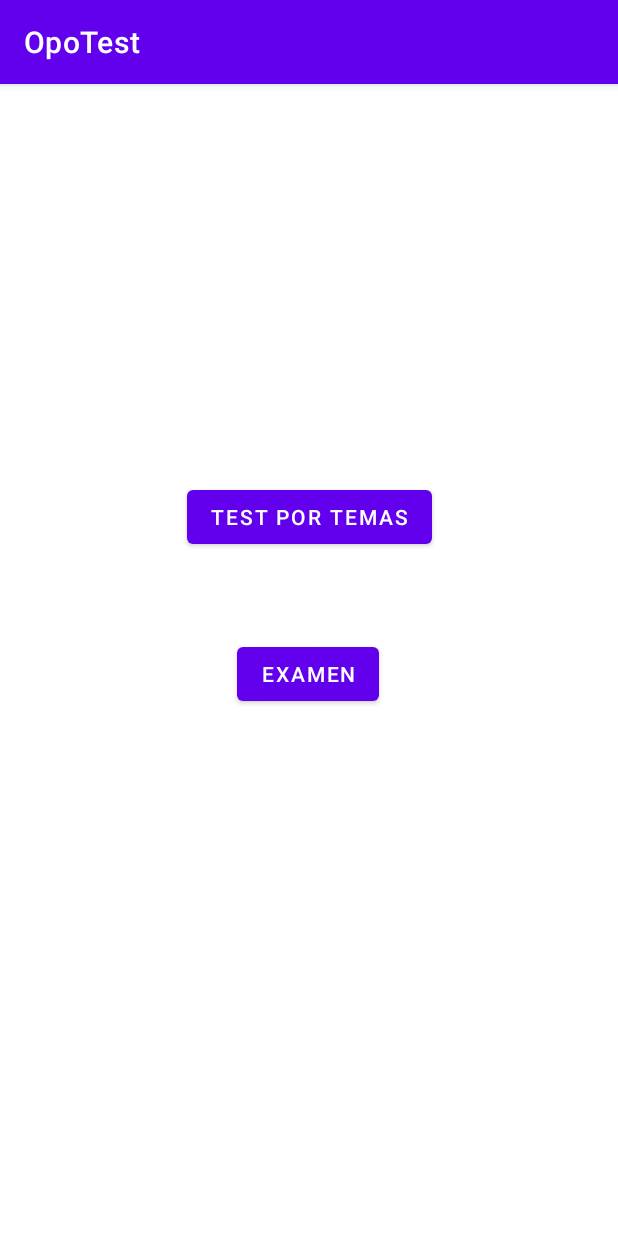
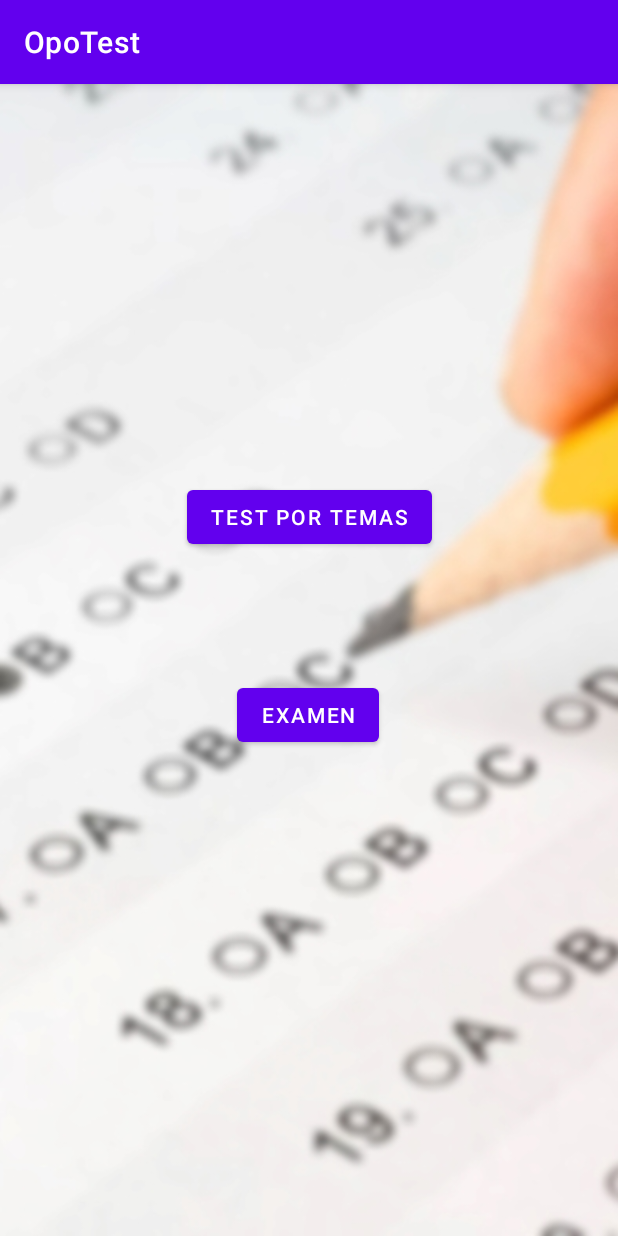
Before and after one commit to els17/OpoTest, an Android app: the screen it shows after launch (PantallaPrincipal), on a phone screen of 412 x 824 dp. Run offline under Robolectric (Android 15) with nearby library versions, the phone set to English and light mode, and no system bars.

Commit message:
Foto de fondo inicio

```diff
--- a/OpoTest/src/main/res/layout/activity_pantalla_principal.xml
+++ b/OpoTest/src/main/res/layout/activity_pantalla_principal.xml
@@ -4,6 +4,7 @@
     xmlns:tools="http://schemas.android.com/tools"
     android:layout_width="match_parent"
     android:layout_height="match_parent"
+    android:background="@drawable/test"
     tools:context=".PantallaPrincipal">
 
     <Button
@@ -29,5 +30,5 @@
         app:layout_constraintHorizontal_bias="0.498"
         app:layout_constraintStart_toStartOf="parent"
         app:layout_constraintTop_toTopOf="parent"
-        app:layout_constraintVertical_bias="0.513" />
+        app:layout_constraintVertical_bias="0.551" />
 </androidx.constraintlayout.widget.ConstraintLayout>
--- a/OpoTest/src/main/res/layout/activity_test_temas.xml
+++ b/OpoTest/src/main/res/layout/activity_test_temas.xml
@@ -13,6 +13,7 @@
         android:layout_margin="16dp"
         android:onClick="retroceder"
         android:contentDescription="@string/botonFlot"
+        android:tint="@color/purple_500"
         app:srcCompat="@android:drawable/ic_menu_revert" />
 
     <ScrollView
```
Also changed, not shown: OpoTest/src/main/res/drawable/test.jpg (added).
